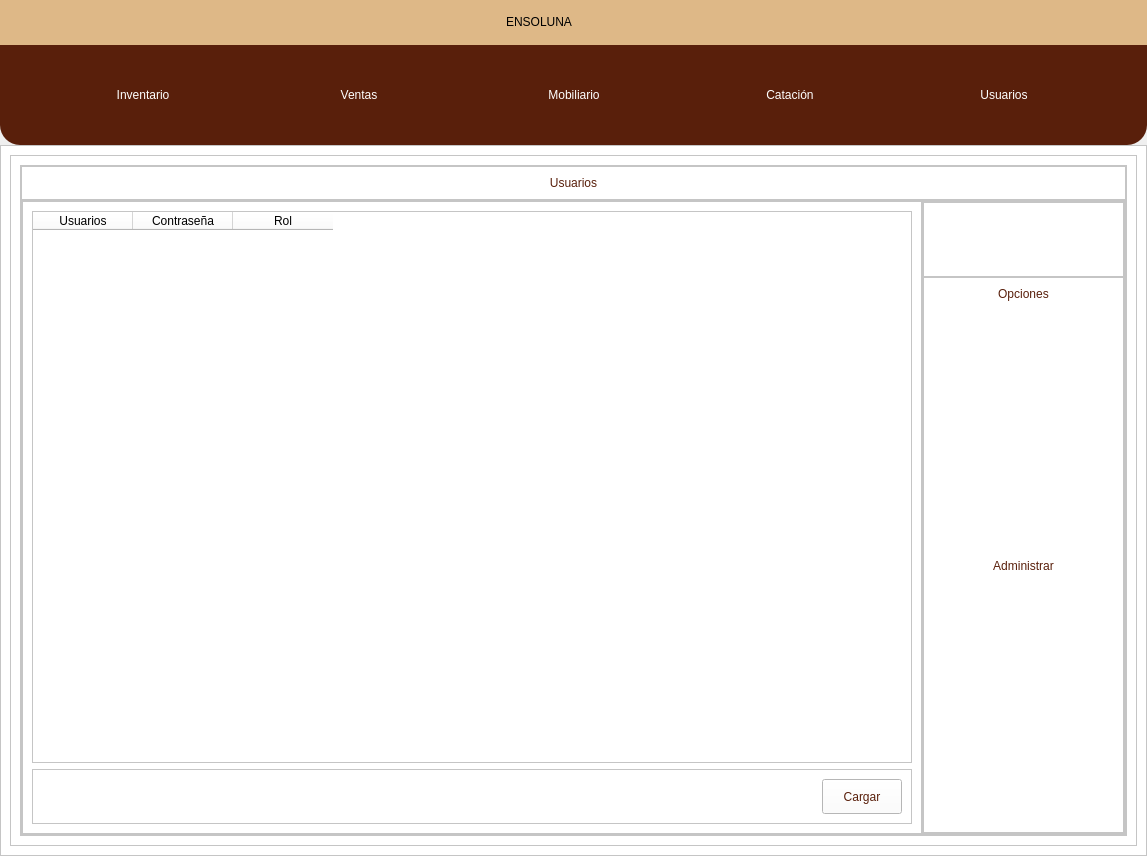
andree-ro/BaseDatosEnsoluna, file views/designs/DB1.ui: the form before one commit.
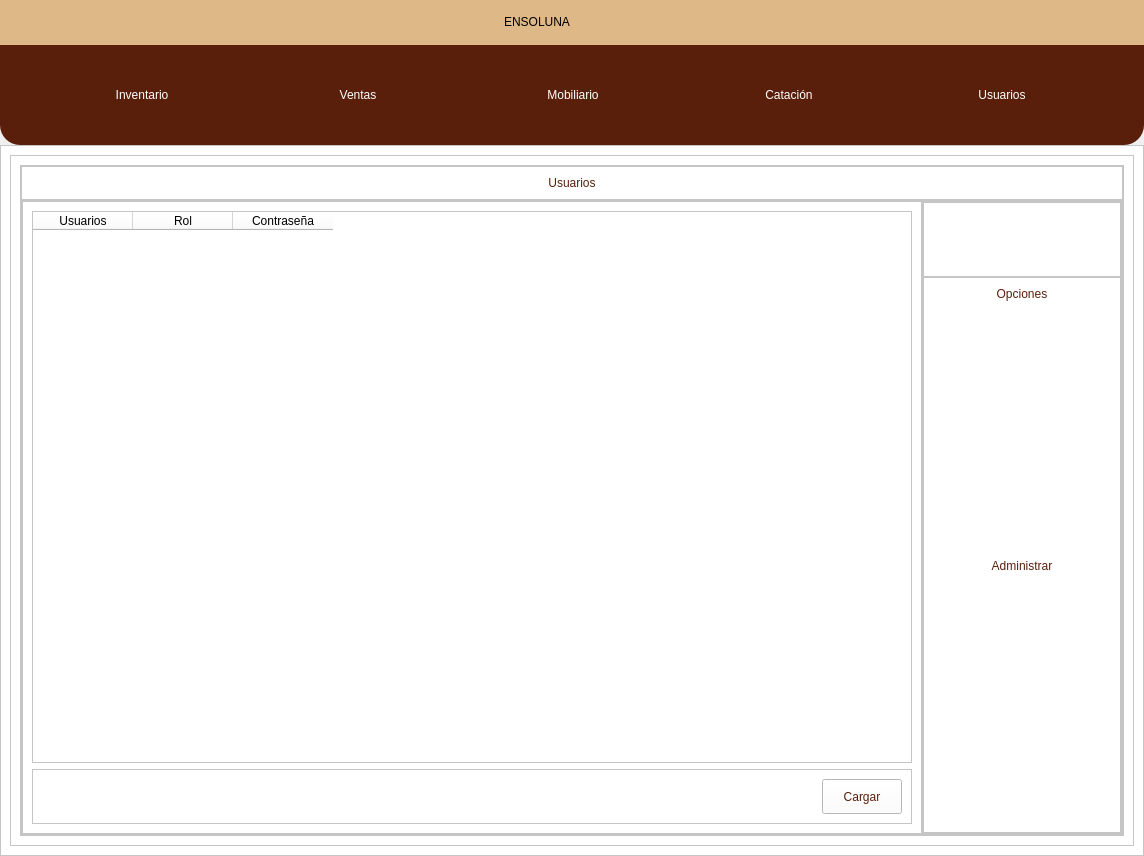
The form after the commit. The open tabs and pages were chosen to show the change. Icons and pictures are not drawn.

```diff
--- a/views/designs/DB1.ui
+++ b/views/designs/DB1.ui
@@ -6,7 +6,7 @@
    <rect>
     <x>0</x>
     <y>0</y>
-    <width>1147</width>
+    <width>1144</width>
     <height>856</height>
    </rect>
   </property>
@@ -854,16 +854,16 @@
                            <string>Usuarios</string>
                           </property>
                          </column>
-                         <column>
-                          <property name="text">
-                           <string>Contraseña</string>
-                          </property>
-                         </column>
                          <column>
                           <property name="text">
                            <string>Rol</string>
                           </property>
                          </column>
+                         <column>
+                          <property name="text">
+                           <string>Contraseña</string>
+                          </property>
+                         </column>
                         </widget>
                        </item>
                        <item>
```
Left out of the diff: 50 changed lines with no effect on the pictures.
